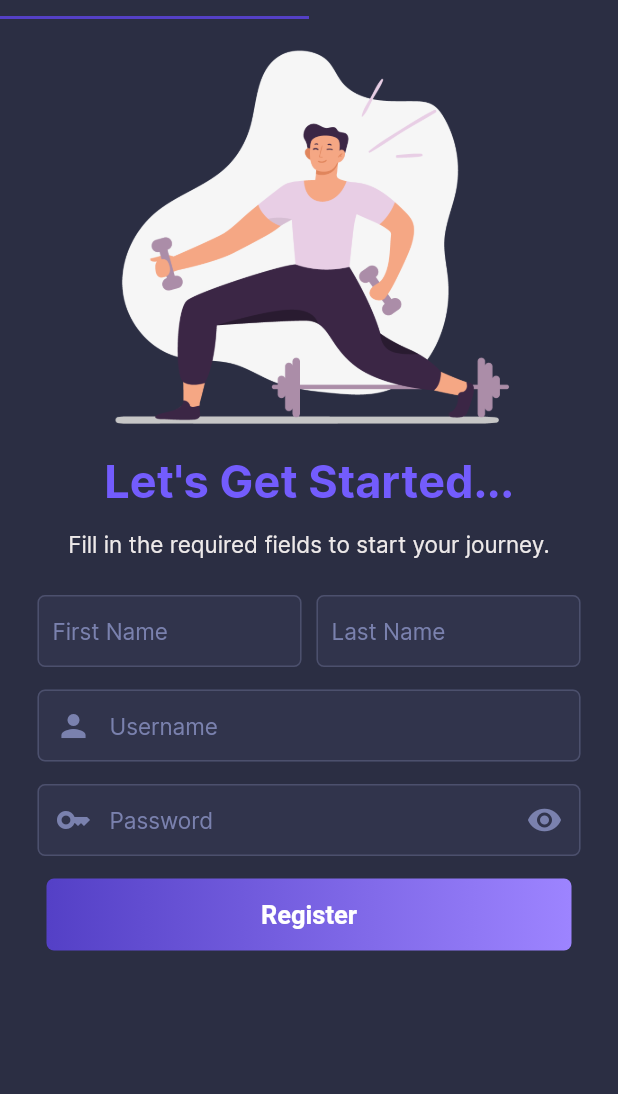
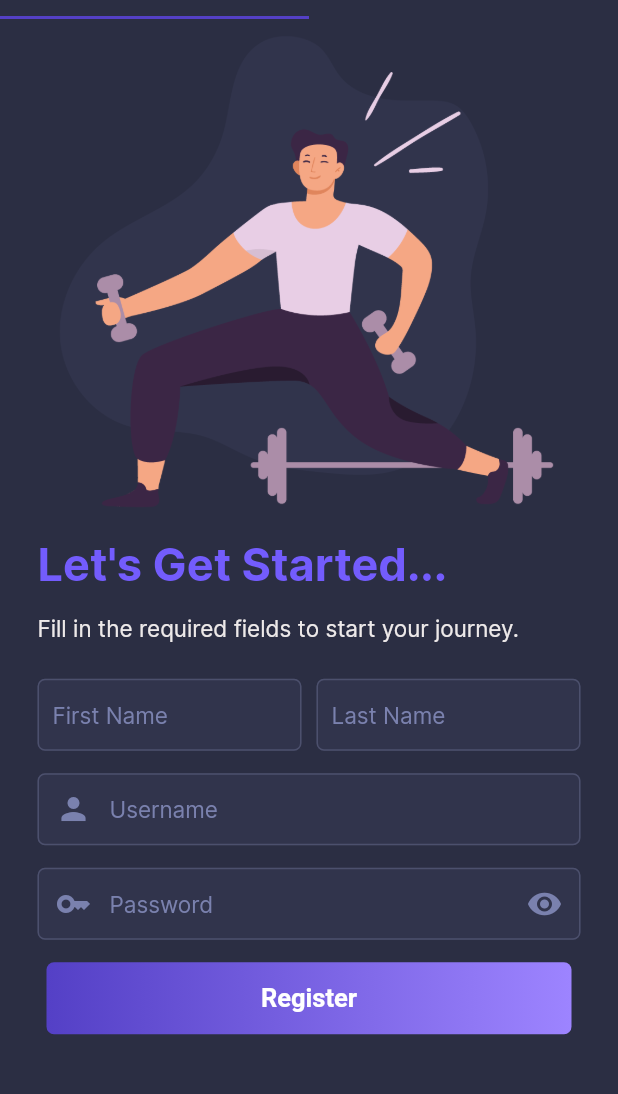
Before and after one commit to AmeeraAlotaibi/capstone_frontend, a Flutter app: the screen it shows after launch, on a phone screen of 412 x 824 dp, the part 92-1186 px from its top. Run offline on Flutter 3.47's test engine with Material 2 defaults, Android fonts, the phone set to English and light mode, and no system bars; our stand-ins replace dio, flutter_rating_bar, flutter_switch, font_awesome_flutter, go_router, image_picker and 2 more; accounts and stored records are empty.

Commit message:
added images for dark mode and added a switch package to change the look of the switch

```diff
--- a/lib/pages/tabs/register_tab.dart
+++ b/lib/pages/tabs/register_tab.dart
@@ -1,5 +1,6 @@
 import 'package:capstone_frontend/models/user.dart';
 import 'package:capstone_frontend/providers/auth_provider.dart';
+import 'package:capstone_frontend/providers/theme_provider.dart';
 import 'package:capstone_frontend/widgets/generic/gradient_button.dart';
 import 'package:flutter/material.dart';
 import 'package:go_router/go_router.dart';
@@ -14,18 +15,15 @@ class RegisterTab extends StatefulWidget {
 
 class _RegisterTabState extends State<RegisterTab> {
   var _firstName = TextEditingController();
+  var _lastName = TextEditingController();
+  var _username = TextEditingController();
+  var _password = TextEditingController();
+  final GlobalKey<FormState> _formKey = GlobalKey<FormState>();
+  bool isPasswordVisible = true;
 
-  var _lastName = TextEditingController();
-
-  var _username = TextEditingController();
-
-  var _password = TextEditingController();
-
-  GlobalKey<FormState> _formKey = GlobalKey<FormState>();
-
-  bool isPasswordVisible = true;
   @override
   Widget build(BuildContext context) {
+    var theme = Provider.of<ThemeProvider>(context);
     return Scaffold(
       body: SingleChildScrollView(
         child: Padding(
@@ -33,32 +31,26 @@ class _RegisterTabState extends State<RegisterTab> {
             horizontal: 25,
           ),
           child: Column(
-            mainAxisAlignment: MainAxisAlignment.center,
-            crossAxisAlignment: CrossAxisAlignment.center,
+            mainAxisAlignment: MainAxisAlignment.start,
+            crossAxisAlignment: CrossAxisAlignment.start,
             children: [
-              Image.asset(
-                "assets/images/fitness-vector.png",
-                width: 300,
-              ),
+              if (theme.isDarkMode == true)
+                Image.asset("assets/images/register-dark.png"),
+              if (theme.isDarkMode == false)
+                Image.asset("assets/images/register-light.png"),
               const SizedBox(
                 height: 20,
               ),
-              Padding(
-                padding: const EdgeInsets.symmetric(horizontal: 15),
-                child: Text(
-                  "Let's Get Started...",
-                  style: Theme.of(context).textTheme.headline1,
-                ),
+              Text(
+                "Let's Get Started...",
+                style: Theme.of(context).textTheme.headline1,
               ),
               const SizedBox(
                 height: 15,
               ),
-              Padding(
-                padding: const EdgeInsets.symmetric(horizontal: 15),
-                child: Text(
-                  "Fill in the required fields to start your journey.",
-                  style: Theme.of(context).textTheme.subtitle1,
-                ),
+              Text(
+                "Fill in the required fields to start your journey.",
+                style: Theme.of(context).textTheme.subtitle1,
               ),
               const SizedBox(
                 height: 25,
--- a/pubspec.yaml
+++ b/pubspec.yaml
@@ -45,6 +45,7 @@ dependencies:
   shared_preferences: ^2.0.15
   http: ^0.13.5
   skeleton_text: ^3.0.0
+  flutter_switch: ^0.3.2
 
 
 dev_dependencies:
```
Also changed, not shown: lib/pages/tabs/login_tab.dart (+6 -4 lines), lib/widgets/generic/change_theme_widget.dart (+15 -2 lines), assets/images/login-dark.png (added), assets/images/login-light.png (added), assets/images/register-dark.png (added), assets/images/register-light.png (added), pubspec.lock.
